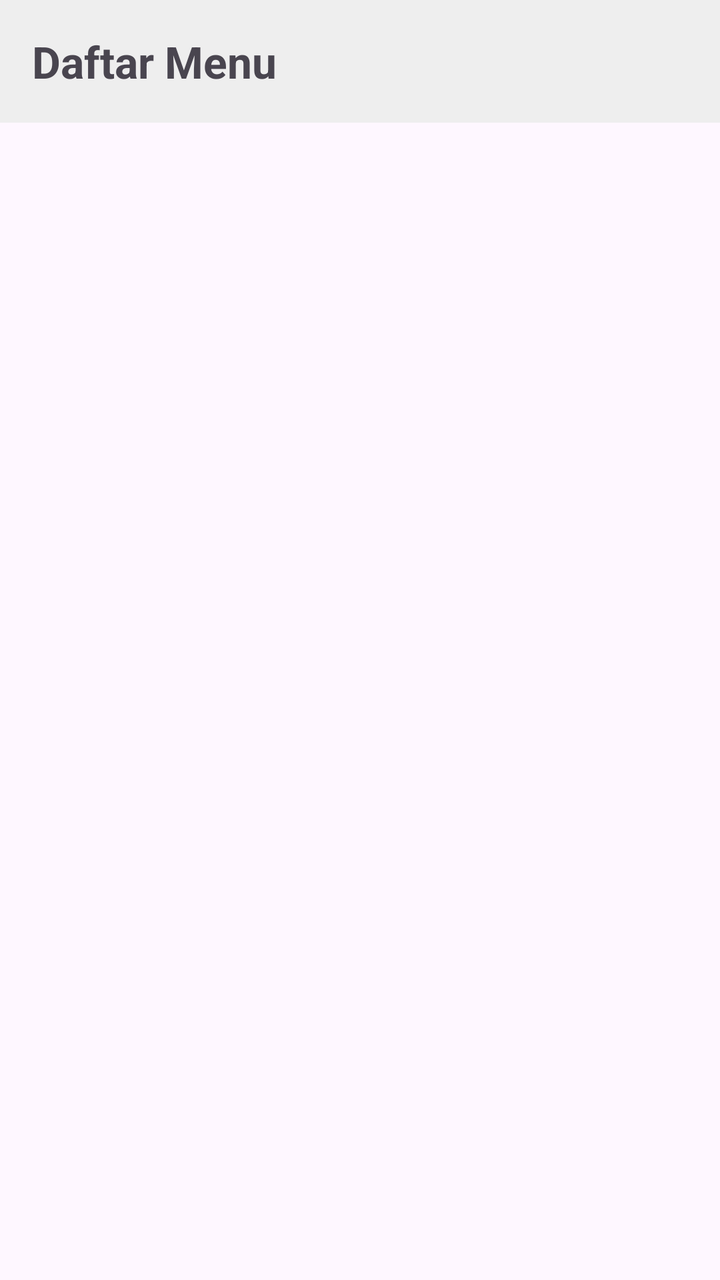
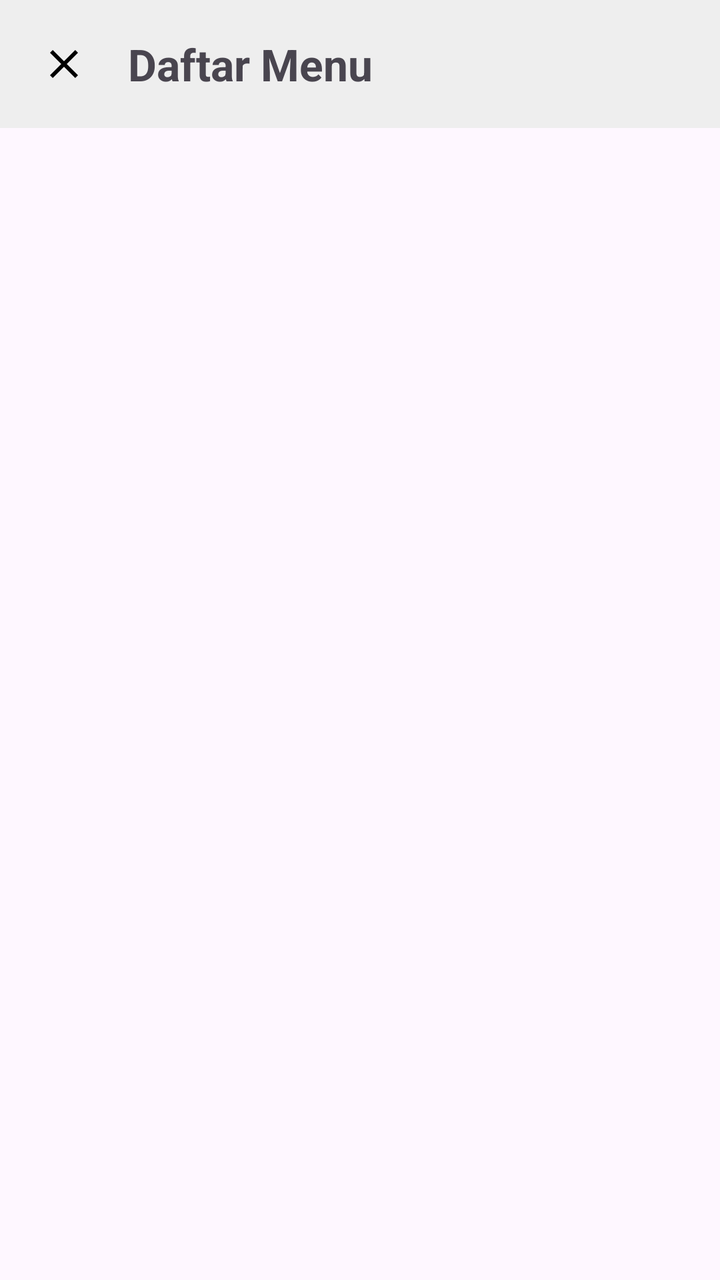

Screens rendered from an Android XML layout before and after an edit, with the pre-edit source and the edit as a unified diff.
<!-- AndroidManifest.xml: application theme Theme.MartabakDanTerangBulan -->
<!-- res/layout/activity_menu.xml -->
<?xml version="1.0" encoding="utf-8"?>
<androidx.constraintlayout.widget.ConstraintLayout
    xmlns:android="http://schemas.android.com/apk/res/android"
    xmlns:app="http://schemas.android.com/apk/res-auto"
    android:layout_width="match_parent"
    android:layout_height="match_parent">

    <TextView
        android:id="@+id/tvKategoriTitle"
        android:layout_width="match_parent"
        android:layout_height="wrap_content"
        android:text="Daftar Menu"
        android:textSize="22sp"
        android:textStyle="bold"
        android:padding="16dp"
        android:background="#EEEEEE"
        app:layout_constraintTop_toTopOf="parent" />

    <androidx.recyclerview.widget.RecyclerView
        android:id="@+id/rvMenu"
        android:layout_width="match_parent"
        android:layout_height="0dp"
        app:layout_constraintTop_toBottomOf="@id/tvKategoriTitle"
        app:layout_constraintBottom_toBottomOf="parent" />

</androidx.constraintlayout.widget.ConstraintLayout>
<!-- resources referenced by this layout -->
<resources>
  <style name="Theme.MartabakDanTerangBulan" parent="Base.Theme.MartabakDanTerangBulan" />
  <style name="Base.Theme.MartabakDanTerangBulan" parent="Theme.Material3.DayNight.NoActionBar">
          
          
      </style>
</resources>

<!-- the commit's change to res/layout/activity_menu.xml (unified diff, before → after) -->
@@ -5,22 +5,37 @@
     android:layout_width="match_parent"
     android:layout_height="match_parent">
 
-    <TextView
+    <LinearLayout
+        android:id="@+id/headerMenu"
+        android:layout_width="match_parent"
+        android:layout_height="wrap_content"
+        android:orientation="horizontal"
+        android:gravity="center_vertical"
+        android:background="#EEEEEE"
+        android:padding="16dp"
+        app:layout_constraintTop_toTopOf="parent">
+
+        <ImageButton
+            android:id="@+id/btnBackMenu"
+            android:layout_width="32dp"
+            android:layout_height="32dp"
+            android:src="@drawable/ic_back_arrow"
+            android:background="?attr/selectableItemBackgroundBorderless"
+            app:tint="#000000" /> <TextView
         android:id="@+id/tvKategoriTitle"
-        android:layout_width="match_parent"
+        android:layout_width="wrap_content"
         android:layout_height="wrap_content"
         android:text="Daftar Menu"
         android:textSize="22sp"
         android:textStyle="bold"
-        android:padding="16dp"
-        android:background="#EEEEEE"
-        app:layout_constraintTop_toTopOf="parent" />
+        android:layout_marginStart="16dp" />
+
+    </LinearLayout>
 
     <androidx.recyclerview.widget.RecyclerView
         android:id="@+id/rvMenu"
         android:layout_width="match_parent"
         android:layout_height="0dp"
-        app:layout_constraintTop_toBottomOf="@id/tvKategoriTitle"
-        app:layout_constraintBottom_toBottomOf="parent" />
+        app:layout_constraintTop_toBottomOf="@id/headerMenu" app:layout_constraintBottom_toBottomOf="parent" />
 
 </androidx.constraintlayout.widget.ConstraintLayout>
<!-- resource entries referenced after the edit -->
@@ -1,5 +1,17 @@
 <!-- resources referenced by this layout -->
 <resources>
+  <!-- drawable ic_back_arrow (drawable) -->
+  <?xml version="1.0" encoding="utf-8"?>
+  <vector xmlns:android="http://schemas.android.com/apk/res/android"
+      android:width="24dp"
+      android:height="24dp"
+      android:viewportWidth="24"
+      android:viewportHeight="24"
+      android:tint="#000000">
+      <path
+          android:fillColor="@android:color/white"
+          android:pathData="M19,6.41L17.59,5 12,10.59 6.41,5 5,6.41 10.59,12 5,17.59 6.41,19 12,13.41 17.59,19 19,17.59 13.41,12z" />
+  </vector>
   <style name="Theme.MartabakDanTerangBulan" parent="Base.Theme.MartabakDanTerangBulan" />
   <style name="Base.Theme.MartabakDanTerangBulan" parent="Theme.Material3.DayNight.NoActionBar">
           
